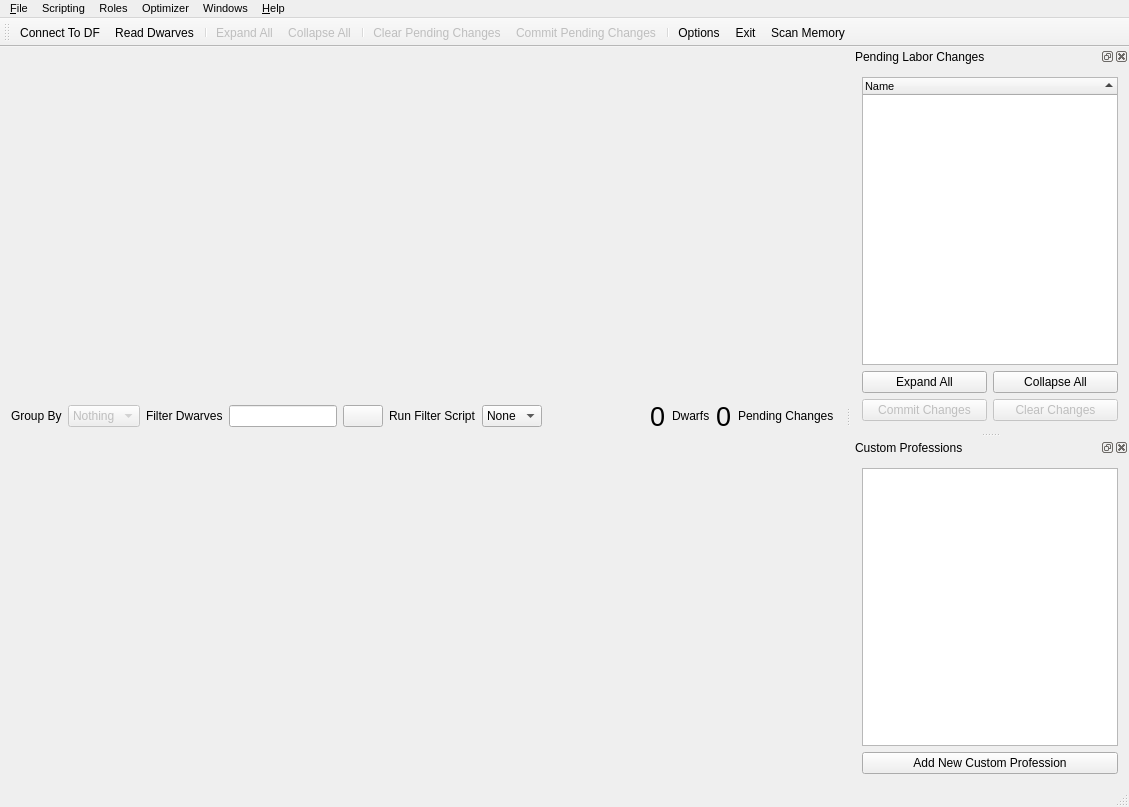
First picture: the form in ui/mainwindow.ui, repository Dwarf-Therapist/Dwarf-Therapist, before the edit.
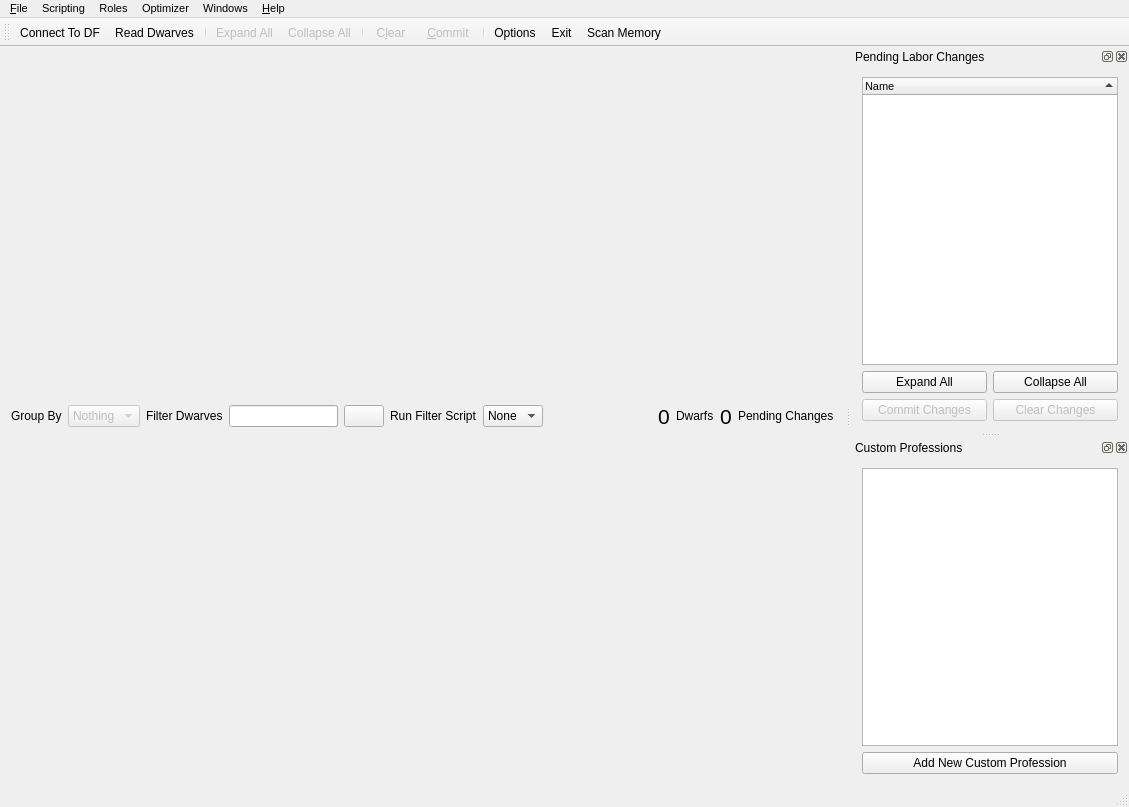
Second picture: the form after the edit. Icons and pictures are not drawn.

```diff
--- a/ui/mainwindow.ui
+++ b/ui/mainwindow.ui
@@ -127,7 +127,7 @@
        <widget class="QLabel" name="lbl_dwarf_total">
         <property name="font">
          <font>
-          <pointsize>20</pointsize>
+          <pointsize>16</pointsize>
          </font>
         </property>
         <property name="toolTip">
@@ -149,7 +149,7 @@
        <widget class="QLabel" name="lbl_pending_changes">
         <property name="font">
          <font>
-          <pointsize>20</pointsize>
+          <pointsize>16</pointsize>
          </font>
         </property>
         <property name="text">
@@ -545,6 +545,9 @@
    <property name="text">
     <string>Read Dwarves</string>
    </property>
+   <property name="iconText">
+    <string>Read Dwarves</string>
+   </property>
    <property name="toolTip">
     <string>Attempt to load all Dwarves from DF</string>
    </property>
@@ -627,7 +630,10 @@
      <normaloff>:/img/table_delete.png</normaloff>:/img/table_delete.png</iconset>
    </property>
    <property name="text">
-    <string>Clear Pending Changes</string>
+    <string> C&amp;lear </string>
+   </property>
+   <property name="iconText">
+    <string> C&amp;lear </string>
    </property>
    <property name="toolTip">
     <string>Abort all uncomitted changes</string>
@@ -642,7 +648,10 @@
      <normaloff>:/img/table_go.png</normaloff>:/img/table_go.png</iconset>
    </property>
    <property name="text">
-    <string>Commit Pending Changes</string>
+    <string>&amp;Commit</string>
+   </property>
+   <property name="iconText">
+    <string> &amp;Commit </string>
    </property>
    <property name="toolTip">
     <string>Write all uncomitted changes to DF</string>
```
Left out of the diff: 5 changed lines with no effect on the pictures.
